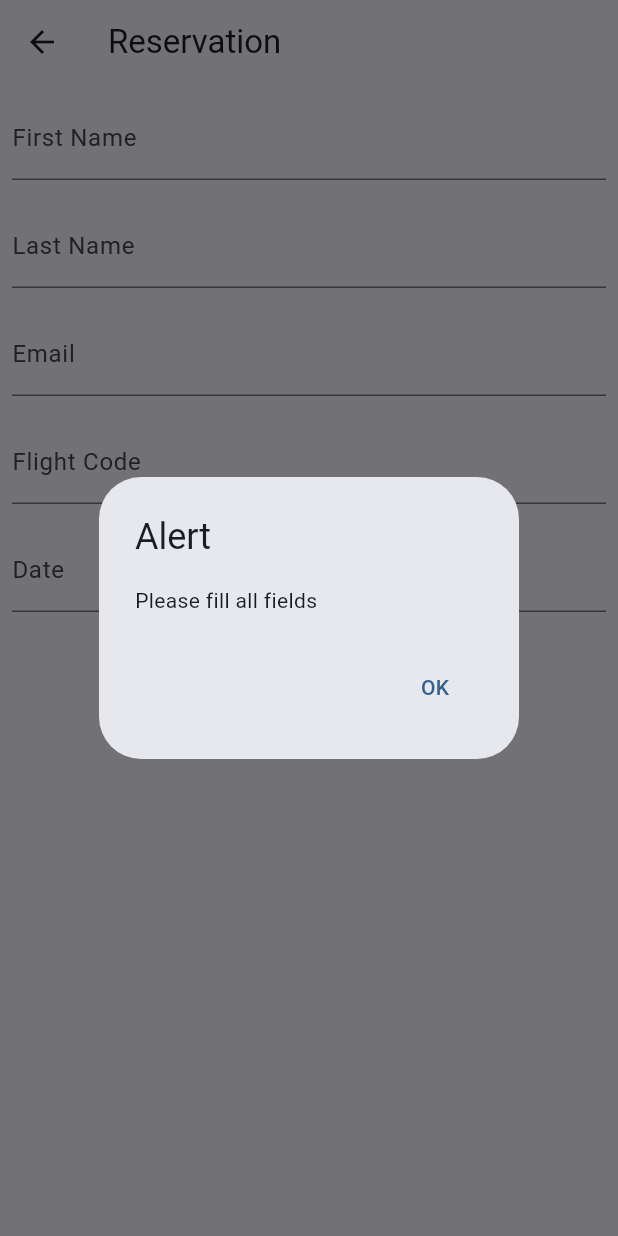
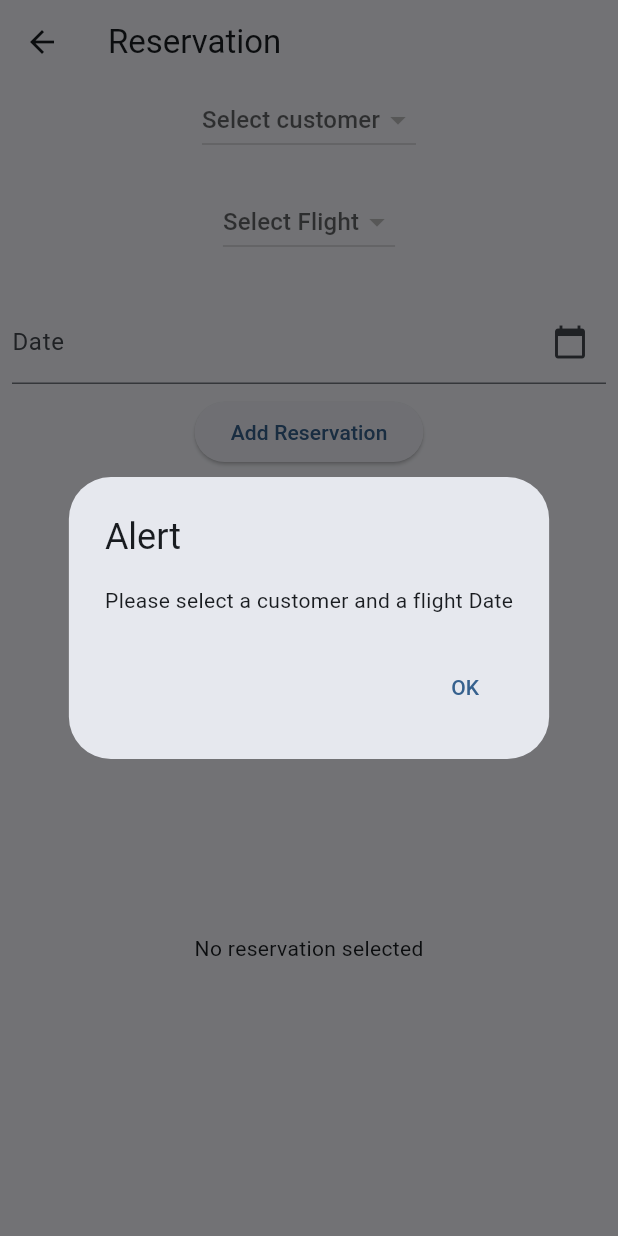
Before and after one commit to RyanRen2023/airline_management, a Flutter app: the ReservationPage screen opened by its route, after a tap on "Add Reservation", on a phone screen of 412 x 824 dp. Run offline on Flutter 3.47's test engine with Material 3 defaults, Android fonts, the light colour scheme and no system bars; our stand-ins replace floor, sqflite; missing offline and left inert: encrypted_shared_preferences, flag; accounts and stored records are empty; generated files the repository leaves out were written again.

Commit message:
1.changed to get date from Customer and Flight and match for showing at ReservationPage 2.Added internationalization

```diff
--- a/lib/const/Const.dart
+++ b/lib/const/Const.dart
@@ -24,7 +24,7 @@ class Const {
   static const String  NO_RESERVATION_SELECTED                 = "NO_RESERVATION_SELECTED";
   static const String  RESERVATION_ADDED_SUCCESSFULLY          = "RESERVATION_ADDED_SUCCESSFULLY";
   static const String  PLEASE_FILL_ALL_FIELDS                  = "PLEASE_FILL_ALL_FIELDS";
-  static const String  APP_DATABASE_DB                         = "app_database.db";
+  static const String  APP_DATABASE_DB                         = "airplane_database.db";
 
   static const String TITLE_CUSTOMER_DETAIL                    = 'TITLE_CUSTOMER_DETAIL';
   static const String TITLE_ADD_CUSTOMER                       = 'TITLE_ADD_CUSTOMER';
@@ -59,4 +59,18 @@ class Const {
   static const String DIALOG_CONFIRM_DELETE_AIRPLANE_CONTENT   = 'DIALOG_CONFIRM_DELETE_AIRPLANE_CONTENT';
   static const String SNACKBAR_UPDATE_AIRPLANE_SUCCESS         = 'SNACKBAR_UPDATE_AIRPLANE_SUCCESS';
   static const String SNACKBAR_DELETE_AIRPLANE_SUCCESS         = 'SNACKBAR_DELETE_AIRPLANE_SUCCESS';
+  static const String SELECT_CUSTOMER                          = 'SELECT_CUSTOMER';
+  static const String SELECT_FLIGHT                            = 'SELECT_FLIGHT';
+  static const String RESERVATION_DETAILS                      = 'RESERVATION_DETAILS';
+  static const String CUSTOMER                                 = 'CUSTOMER';
+  static const String FLIGHT                                   = 'FLIGHT';
+  static const String FROM                                     = 'FROM';
+  static const String TO                                       = 'TO';
+  static const String AT                                       = 'AT';
+  static const String SELECT_DATE                              = 'SELECT_DATE';
+  static const String PLEASE_SELECT_A_CUSTOMER_AND_A_FLIGHT    = 'PLEASE_SELECT_A_CUSTOMER_AND_A_FLIGHT';
+
+
+
+
 }
--- a/lib/database/DatabaseOperator.dart
+++ b/lib/database/DatabaseOperator.dart
@@ -8,6 +8,7 @@
 
 import 'package:airline_management/customer/CustomerDAO.dart';
 import 'package:airline_management/flights/FlightDao.dart';
+import 'package:airline_management/reservation/ReservationDAO.dart';
 import '../airplane/Airplane.dart';
 import '../airplane/AirplaneDAO.dart';
 import '../customer/Customer.dart';
@@ -63,6 +64,13 @@ class DatabaseOperator {
     return _database?.flightDao;
   }
 
+  static Future<ReservationDAO?> getReservationDAO() async {
+    if (_database == null) {
+      await initDatabase();
+    }
+    return _database?.reservationDao;
+  }
+
   static Future<AirplaneDAO?> getAirplaneDAO() async {
     if (_database == null) {
       await initDatabase();
--- a/lib/reservation/Reservation.dart
+++ b/lib/reservation/Reservation.dart
@@ -1,21 +1,25 @@
 import 'package:floor/floor.dart';
+
+import '../customer/Customer.dart';
+import '../flights/FlightItem.dart';
 
 @entity
 class Reservation {
   @PrimaryKey(autoGenerate: true)
   final int? id;
-  final String firstName;
-  final String lastName;
-  final String email;
-  final String flightCode;
+
+  @ForeignKey(entity: Customer, parentColumns: ['id'], childColumns: ['customerId'])
+  final int customerId;
+
+  @ForeignKey(entity: FlightItem, parentColumns: ['id'], childColumns: ['flightId'])
+  final int flightId;
+
   final String date;
 
   Reservation({
-      this.id,
-    required this.firstName,
-    required this.lastName,
-    required this.email,
-    required this.flightCode,
+    this.id,
+    required this.customerId,
+    required this.flightId,
     required this.date,
-     });
+  });
 }
--- a/lib/reservation/ReservationPage.dart
+++ b/lib/reservation/ReservationPage.dart
@@ -1,11 +1,16 @@
+import 'package:airline_management/customer/CustomerDAO.dart';
+import 'package:airline_management/flights/FlightDao.dart';
 import 'package:flutter/material.dart';
-
 import '../AppLocalizations.dart';
 import '../const/Const.dart';
+import '../customer/Customer.dart';
+import '../database/DatabaseOperator.dart';
 import '../database/database.dart';
+import '../flights/FlightItem.dart';
 import 'Reservation.dart';
 import 'ReservationDAO.dart';
 import 'package:encrypted_shared_preferences/encrypted_shared_preferences.dart';
+import 'package:intl/intl.dart';
 
 class ReservationPage extends StatefulWidget {
   const ReservationPage({super.key, required this.title});
@@ -17,61 +22,72 @@ class ReservationPage extends StatefulWidget {
 }
 
 class _ReservationPageState extends State<ReservationPage> {
-  final TextEditingController _firstNameController = TextEditingController();
-  final TextEditingController _lastNameController = TextEditingController();
-  final TextEditingController _emailController = TextEditingController();
-  final TextEditingController _flightCodeController = TextEditingController();
   final TextEditingController _dateController = TextEditingController();
 
+  //list for store data from database
   List<Reservation> reservations = [];
+  List<Customer> customers = [];
+  List<FlightItem> flights = [];
+
+  //dao
   late ReservationDAO reservationDAO;
+  late CustomerDAO customerDAO;
+  late FlightDao flightDao;
+
+
+  final EncryptedSharedPreferences _preferences = EncryptedSharedPreferences();
+
+  Customer? selectedCustomer;
+  FlightItem? selectedFlight;
   Reservation? selectedReservation;
-  final EncryptedSharedPreferences _preferences = EncryptedSharedPreferences();
+
+
   @override
   void initState() {
     super.initState();
     _initDb();
-    //load data with encrypted
     _loadEncryptedData();
+    // _loadCustomersAndFlights();
   }
 
-  //load encrypted data
   Future<void> _loadEncryptedData() async {
-    _firstNameController.text = await _preferences.getString('firstName');
-    _lastNameController.text = await _preferences.getString('lastName');
-    _emailController.text = await _preferences.getString('email');
-    _flightCodeController.text = await _preferences.getString('flightCode') ;
     _dateController.text = await _preferences.getString('date');
   }
 
-  //save encrypted data
   Future<void> _saveEncryptedData() async {
-    await _preferences.setString('firstName', _firstNameController.text);
-    await _preferences.setString('lastName', _lastNameController.text);
-    await _preferences.setString('email', _emailController.text);
-    await _preferences.setString('flightCode', _flightCodeController.text);
     await _preferences.setString('date', _dateController.text);
   }
 
   Future<void> _initDb() async {
-    final database = await $FloorAppDatabase.databaseBuilder(Const.APP_DATABASE_DB).build();
-    reservationDAO = database.reservationDao;
+    reservationDAO = (await DatabaseOperator.getReservationDAO())!;
+    customerDAO = (await DatabaseOperator.getCustomerDAO())!;
+    flightDao = (await DatabaseOperator.getFlightsDAO())!;
     _loadReservations();
+    _loadCustomers();
+    _loadFlights();
   }
 
-  /**
-   * get All Reservation data from database and load to Reservation List.
-   */
   Future<void> _loadReservations() async {
     final loadedReservations = await reservationDAO.getAllReservations();
     setState(() {
       reservations = loadedReservations;
     });
   }
+  Future<void> _loadCustomers() async {
+    DatabaseOperator.getAllCustomers().then((value) {
+      setState(() {
+        customers = value;
+      });
+    });
 
-  /**
-   * method for prompt DiaLog when delete Reservation Items
-   */
+  }
+  Future<void> _loadFlights() async {
+    final items = await flightDao.findAllFlights();
+    setState(() {
+      flights.addAll(items);
+    });
+  }
+
   void _deleteTodoItem(Reservation item) async {
     showDialog(
       context: context,
@@ -108,46 +124,56 @@ class _ReservationPageState extends State<ReservationPage> {
     });
   }
 
+  Future<void> _selectDate(BuildContext context) async {
+    final DateTime? picked = await showDatePicker(
+      context: context,
+      initialDate: DateTime.now(),
+      firstDate: DateTime.now(),
+      lastDate: DateTime.now().add(Duration(days: 365)),
+    );
+    if (picked != null) {
+      setState(() {
+        _dateController.text = DateFormat('yyyy-MM-dd').format(picked);
+      });
+      _saveEncryptedData();
+    }
+  }
+
   /**
    * method for validate fields are not empty, and add Reservation Item
    */
   void _addReservation() async {
-    final String firstName = _firstNameController.text;
-    final String lastName = _lastNameController.text;
-    final String email = _emailController.text;
-    final String flightCode = _flightCodeController.text;
-    final String date = _dateController.text;
+    if (selectedCustomer == null || selectedFlight == null) {
+      _showAlertDialog(Const.PLEASE_SELECT_A_CUSTOMER_AND_A_FLIGHT);
+      return;
+    }
+    if (selectedCustomer == null || selectedFlight == null || _dateController.text.isEmpty) {
+      _showAlertDialog(Const.PLEASE_FILL_ALL_FIELDS);
+      return;
+    }
 
-    if (firstName.isNotEmpty && lastName.isNotEmpty && email.isNotEmpty && flightCode.isNotEmpty && date.isNotEmpty) {
-      final newReservation = Reservation(
-        id: null,
-        firstName: firstName,
-        lastName: lastName,
-        email: email,
-        flightCode: flightCode,
-        date: date,
-      );
+    final newReservation = Reservation(
+      customerId: selectedCustomer!.id!,
+      flightId: selectedFlight!.id,
+      date: _dateController.text,
+    );
 
-      await reservationDAO.insertReservation(newReservation);
-      _loadReservations();
-      // Save encrypted data after adding reservation
-      await _saveEncryptedData();
-      _clearInputs();
-      _showSnackBar(Const.RESERVATION_ADDED_SUCCESSFULLY);
-    } else {
-      _showAlertDialog(Const.PLEASE_FILL_ALL_FIELDS);
-    }
+    await reservationDAO.insertReservation(newReservation);
+    _loadReservations();
+    await _saveEncryptedData();
+    _clearInputs();
+    _showSnackBar(Const.RESERVATION_ADDED_SUCCESSFULLY);
   }
 
   /**
    * Clear the content of input fields
    */
   void _clearInputs() {
-    _firstNameController.clear();
-    _lastNameController.clear();
-    _emailController.clear();
-    _flightCodeController.clear();
-    _dateController.clear();
+    setState(() {
+      selectedCustomer = null;
+      selectedFlight = null;
+      _dateController.clear();
+    });
   }
 
 
@@ -187,9 +213,114 @@ class _ReservationPageState extends State<ReservationPage> {
   }
 
 
+
   /**
    * Setting the main layout for input fields.
    */
+  Widget _buildReservationList() {
+    return ListView.builder(
+      itemCount: reservations.length,
+      itemBuilder: (context, index) {
+        final reservation = reservations[index];
+        return ListTile(
+          title: Text('${AppLocalizations.of(context)!.translate(Const.MAIN_BUTTON_RESERVATION)} ${reservation.id}'),
+          subtitle: Text('${AppLocalizations.of(context)!.translate(Const.DATE)}: ${reservation.date}'),
+          onTap: () {
+            setState(() {
+              selectedReservation = reservation;
+            });
+          },
+        );
+      },
+    );
+  }
+
+
+
+
+  Widget _buildReservationDetails() {
+    if (selectedReservation == null) {
+      return Center(child: Text(AppLocalizations.of(context)!.translate(Const.NO_RESERVATION_SELECTED)!));
+    }
+
+    final customer = customers.firstWhere((c) => c.id == selectedReservation!.customerId);
+    final flight = flights.firstWhere((f) => f.id == selectedReservation!.flightId);
+
+    return Stack(
+      children: [
+        Padding(
+          padding: const EdgeInsets.only(top: 50.0), // 为按钮留出空间
+          child: Column(
+            crossAxisAlignment: CrossAxisAlignment.start,
+            children: [
+              Text(AppLocalizations.of(context)!.translate(Const.RESERVATION_DETAILS)!, style: Theme.of(context).textTheme.titleLarge),
+              Text('${AppLocalizations.of(context)!.translate(Const.CUSTOMER)!}: ${customer.firstName} ${customer.lastName}'),
+              Text('${AppLocalizations.of(context)!.translate(Const.FLIGHT)!}: ${flight.flightCode}'),
+              Text('${AppLocalizations.of(context)!.translate(Const.FROM)!}: ${flight.departureCity} ${AppLocalizations.of(context)!.translate(Const.AT)!} ${flight.departureTime}'),
+              Text('${AppLocalizations.of(context)!.translate(Const.TO)!}: ${flight.destinationCity} ${AppLocalizations.of(context)!.translate(Const.AT)!} ${flight.arrivalTime}'),
+              Text('${AppLocalizations.of(context)!.translate(Const.DATE)!}: ${selectedReservation!.date}'),
+            ],
+          ),
+        ),
+        Positioned(
+          top: 0,
+          right: 0,
+          child: Row(
+            children: [
+              IconButton(
+                icon: Icon(Icons.delete),
+                onPressed: () => _deleteTodoItem(selectedReservation!),
+              ),
+              IconButton(
+                icon: Icon(Icons.arrow_back),
+                onPressed: () {
+                  setState(() {
+                    selectedReservation = null;
+                  });
+                },
+              ),
+            ],
+          ),
+        ),
+      ],
+    );
+  }
+
+
+
+
+
+
+
+
+
+
+
+
+
+/*
+  Widget _buildReservationDetails() {
+    if (selectedReservation == null) {
+      return Center(child: Text(AppLocalizations.of(context)!.translate(Const.NO_RESERVATION_SELECTED)!));
+    }
+
+     final customer = customers.firstWhere((c) => c.id == selectedReservation!.customerId);
+    final flight = flights.firstWhere((f) => f.id == selectedReservation!.flightId);
+
+    return Column(
+      crossAxisAlignment: CrossAxisAlignment.start,
+      children: [
+        Text(AppLocalizations.of(context)!.translate(Const.RESERVATION_DETAILS)!, style: Theme.of(context).textTheme.titleLarge),
+        Text('${AppLocalizations.of(context)!.translate(Const.CUSTOMER)!}: ${customer.firstName} ${customer.lastName}'),
+        Text('${AppLocalizations.of(context)!.translate(Const.FLIGHT)!}: ${flight.flightCode}'),
+        Text('${AppLocalizations.of(context)!.translate(Const.FROM)!}: ${flight.departureCity} ${AppLocalizations.of(context)!.translate(Const.AT)!} ${flight.departureTime}'),
+        Text('${AppLocalizations.of(context)!.translate(Const.TO)!}: ${flight.destinationCity} ${AppLocalizations.of(context)!.translate(Const.AT)!} ${flight.arrivalTime}'),
+        Text('${AppLocalizations.of(context)!.translate(Const.DATE)!}: ${selectedReservation!.date}'),
+      ],
+    );
+  }
+*/
+
   Widget ReservationList() {
     return Scrollbar(
       thickness: 9.0,
@@ -197,46 +328,51 @@ class _ReservationPageState extends State<ReservationPage> {
       child: SingleChildScrollView(
         child: Column(
           children: <Widget>[
-            Padding(
-              padding: const EdgeInsets.all(8.0),
-              child: TextField(
-                controller: _firstNameController,
-                decoration: InputDecoration(labelText: AppLocalizations.of(context)!.translate(Const.FIRST_NAME)!),
-                //save as encrypted data when on change
-                onChanged: (value) => _saveEncryptedData(),
-
-              ),
+            DropdownButton<Customer>(
+              value: selectedCustomer,
+              hint: Text(AppLocalizations.of(context)!.translate(Const.SELECT_CUSTOMER)!),
+              items: customers.map((Customer customer) {
+                return DropdownMenuItem<Customer>(
+                  value: customer,
+                  child: Text('${customer.firstName} ${customer.lastName}'),
+                );
+              }).toList(),
+              onChanged: (Customer? newValue) {
+                setState(() {
+                  selectedCustomer = newValue;
+                });
+              },
             ),
-            Padding(
-              padding: const EdgeInsets.all(8.0),
-              child: TextField(
-                controller: _lastNameController,
-                decoration: InputDecoration(labelText: AppLocalizations.of(context)!.translate(Const.LAST_NAME)),
-                //save as encrypted data when on change
-                onChanged: (value) => _saveEncryptedData(),
-              ),
+            SizedBox(height: 20),
+            DropdownButton<FlightItem>(
+              value: selectedFlight,
+              hint: Text(AppLocalizations.of(context)!.translate(Const.SELECT_FLIGHT)!),
+              items: flights.map((FlightItem flight) {
+                return DropdownMenuItem<FlightItem>(
+                  value: flight,
+                  child: Text('${flight.flightCode}: ${flight.departureCity} to ${flight.destinationCity}'),
+                );
+              }).toList(),
+              onChanged: (FlightItem? newValue) {
+                setState(() {
+                  selectedFlight = newValue;
+                });
+              },
             ),
-            Padding(
-              padding: const EdgeInsets.all(8.0),
-              child: TextField(
-                controller: _emailController,
-                decoration: InputDecoration(labelText: AppLocalizations.of(context)!.translate(Const.EMAIL)),
-                onChanged: (value) => _saveEncryptedData(),
-              ),
-            ),
-            Padding(
-              padding: const EdgeInsets.all(8.0),
-              child: TextField(
-                controller: _flightCodeController,
-                decoration: InputDecoration(labelText: AppLocalizations.of(context)!.translate(Const.FLIGHT_CODE)),
-                onChanged: (value) => _saveEncryptedData(),
-              ),
-            ),
+            SizedBox(height: 20),
             Padding(
               padding: const EdgeInsets.all(8.0),
               child: TextField(
                 controller: _dateController,
-                decoration: InputDecoration(labelText: AppLocalizations.of(context)!.translate(Const.DATE)),
+                decoration: InputDecoration(
+                  labelText: AppLocalizations.of(context)!.translate(Const.DATE),
+                  suffixIcon: IconButton(
+                    icon: Icon(Icons.calendar_today),
+                    onPressed: () => _selectDate(context),
+                  ),
+                ),
+                readOnly: true,
+                onTap: () => _selectDate(context),
                 onChanged: (value) => _saveEncryptedData(),
               ),
             ),
@@ -246,30 +382,7 @@ class _ReservationPageState extends State<ReservationPage> {
             ),
             SizedBox(
               height: 300,
-              child: ListView.builder(
-                itemCount: reservations.length,
-                itemBuilder: (context, index) {
-                  final reservation = reservations[index];
-                  return Card(
-                    child: ListTile(
-                      title: Text('${AppLocalizations.of(context)!.translate(Const.FULL_NAME)}: ${reservation.firstName} ${reservation.lastName}'),
-                      subtitle: Column(
-                        crossAxisAlignment: CrossAxisAlignment.start,
-                        children: [
-                          Text('${AppLocalizations.of(context)!.translate(Const.FLIGHT_CODE)}: ${reservation.flightCode} '),
-                          Text('${AppLocalizations.of(context)!.translate(Const.DATE)}: ${reservation.date} '),
-                        ],
-                      ),
-                      isThreeLine: true,
-                      onTap: () {
-                        setState(() {
-                          selectedReservation = reservation;
-                        });
-                      },
-                    ),
-                  );
-                },
-              ),
+              child: _buildReservationList(),
             ),
           ],
         ),
@@ -277,104 +390,60 @@ class _ReservationPageState extends State<ReservationPage> {
     );
   }
 
-  /**
-   * show more details or Landscape Screen
-   */
-  Widget DetailsPage() {
-    if (selectedReservation == null) {
-      return Center(child: Text(AppLocalizations.of(context)!.translate(Const.NO_RESERVATION_SELECTED)!));
-    } else {
-      return Column(
-        mainAxisAlignment: MainAxisAlignment.center,
-        children: [
-          Column(
-            children: [
-              Text('${AppLocalizations.of(context)!.translate(Const.RESERVATION_ID)}: ${selectedReservation!.id} '),
-              Text('${AppLocalizations.of(context)!.translate(Const.FULL_NAME)}: ${selectedReservation!.firstName} ${selectedReservation!.lastName}'),
-              Text('${AppLocalizations.of(context)!.translate(Const.EMAIL)}: ${selectedReservation!.email}'),
-              Text('${AppLocalizations.of(context)!.translate(Const.FLIGHT_CODE)}: ${selectedReservation!.flightCode}'),
-              Text('${AppLocalizations.of(context)!.translate(Const.DATE)}: ${selectedReservation!.date}'),
-            ],
-          ),
-          SizedBox(height: 20),
-          Row(
-            children: [
-              OutlinedButton(
-                onPressed: () {
-                  setState(() {
-                    selectedReservation = null;
-                  });
-                },
-                child: Text(AppLocalizations.of(context)!.translate(Const.GO_BACK)!),
-              ),
-              OutlinedButton(
-                onPressed: () {
-                  if (selectedReservation != null) {
-                    _deleteTodoItem(selectedReservation!);
-                  }
-                },
-                child: Text(AppLocalizations.of(context)!.translate(Const.DELETE)!),
-              ),
-            ],
-          )
-        ],
-      );
-    }
-  }
+/*  @override
+  Widget build(BuildContext context) {
+    return Scaffold(
+      appBar: AppBar(
+        title: Text(widget.title),
+      ),
+      body: OrientationBuilder(
+        builder: (context, orientation) {
+          if (orientation == Orientation.portrait) {
+            return Column(
+              children: [
+                Expanded(child: ReservationList()),
+                Expanded(child: _buildReservationDetails()),
+              ],
+            );
+          } else {
+            return Row(
+              children: [
+                Expanded(child: ReservationList()),
+                Expanded(child: _buildReservationDetails()),
+              ],
+            );
+          }
+        },
+      ),
+    );
+  }*/
 
-
-  /**
-   * Method for determination by different screen directions(Landscape or Portrait)
-   */
-  Widget responsiveLayout() {
-    var size = MediaQuery.of(context).size;
-    var width = size.width;
-    var height = size.height;
-
-    if (width > height && width > 720) {
-      return Row(
-        children: [
-          Expanded(flex: 1, child: ReservationList()),
-          Expanded(flex: 2, child: DetailsPage()),
-        ],
-      );
-    } else {
-      if (selectedReservation == null) {
-        return ReservationList();
-      } else {
-        return DetailsPage();
-      }
-    }
-  }
-
-  @override
-  void dispose() {
-    _firstNameController.dispose();
-    _lastNameController.dispose();
-    _emailController.dispose();
-    _flightCodeController.dispose();
-    _dateController.dispose();
-    super.dispose();
-  }
 
   @override
   Widget build(BuildContext context) {
     return Scaffold(
       appBar: AppBar(
         title: Text(widget.title),
-        actions: [
-          if (selectedReservation != null)
-            IconButton(
-              icon: Icon(Icons.arrow_back),
-              onPressed: () {
-                setState(() {
-                  selectedReservation = null;
-                });
-              },
-            ),
-        ],
       ),
-      body: responsiveLayout(),
+      body: OrientationBuilder(
+        builder: (context, orientation) {
+          if (orientation == Orientation.portrait) {
+            return Column(
+              children: [
+                Expanded(child: ReservationList()),
+                Expanded(child: _buildReservationDetails()),
+              ],
+            );
+          } else {
+            return Row(
+              children: [
+                Expanded(child: ReservationList()),
+                Expanded(child: _buildReservationDetails()),
+              ],
+            );
+          }
+        },
+      ),
     );
   }
 }
```
Also changed, not shown: assets/translations/en.json (+11 -1 lines), assets/translations/fr.json (+11 -1 lines), assets/translations/zh.json (+11 -1 lines), pubspec.lock.
